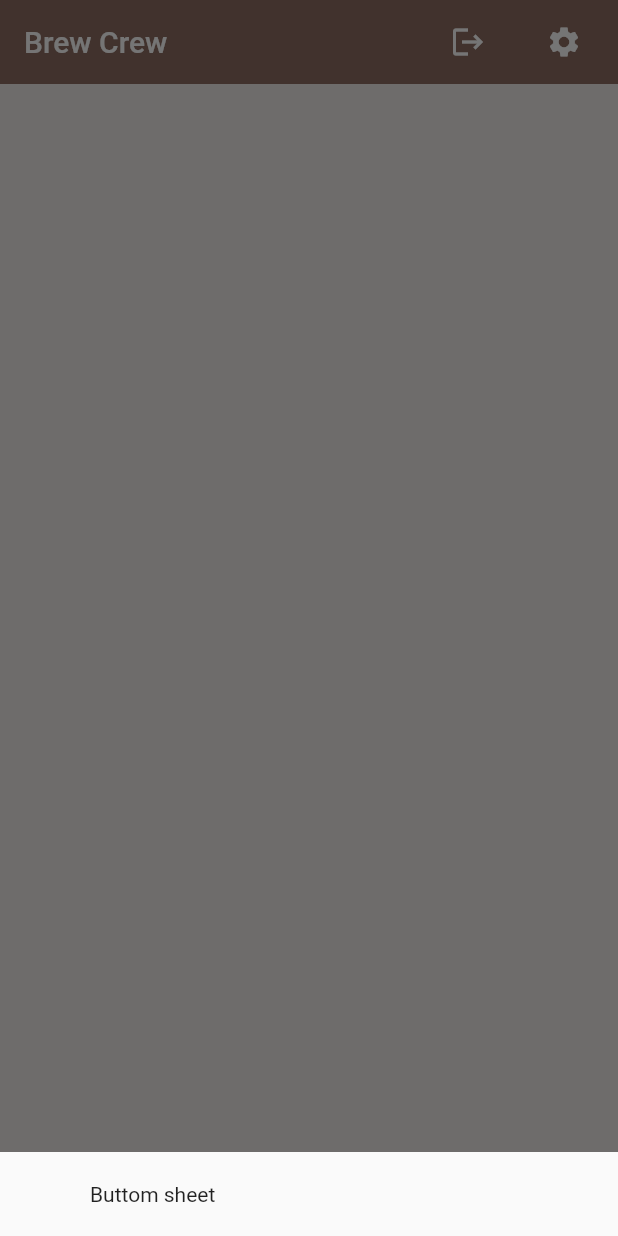
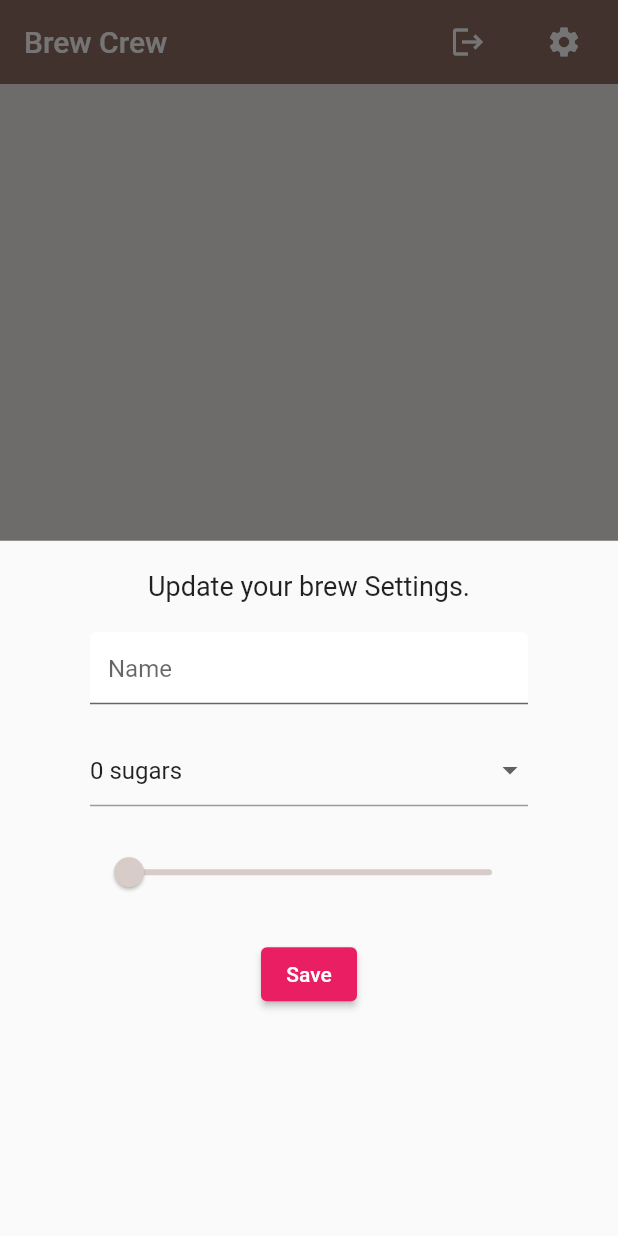
Before and after one commit to Be55am/flutter_firebase_example, a Flutter app: the screen it shows once a user with an empty profile is signed in, after a tap on the "settings" icon, on a phone screen of 412 x 824 dp. Run offline on Flutter 3.47's test engine with Material 2 defaults, Android fonts, the phone set to English and light mode, and no system bars; our stand-ins replace cloud_firestore, firebase_auth, firebase_core, flutter_spinkit; accounts and stored records are empty.

Commit message:
create a data form

```diff
--- a/lib/screens/home/home.dart
+++ b/lib/screens/home/home.dart
@@ -1,4 +1,5 @@
 import 'package:firebase_flutter/models/brew.dart';
+import 'package:firebase_flutter/screens/home/settings_form.dart';
 import 'package:firebase_flutter/services/auth.dart';
 import 'package:firebase_flutter/services/database.dart';
 import 'package:flutter/material.dart';
@@ -16,7 +17,7 @@ class Home extends StatelessWidget {
       showModalBottomSheet(context: context, builder: (context) {
         return Container(
           padding: EdgeInsets.symmetric(vertical: 20.0, horizontal: 60.0),
-          child: Text('Buttom sheet'),
+          child: SettingsForm(),
         );
       });
     }
--- /dev/null
+++ b/lib/screens/home/settings_form.dart
@@ -0,0 +1,84 @@
+import 'package:firebase_flutter/shared/constants.dart';
+import 'package:flutter/material.dart';
+
+class SettingsForm extends StatefulWidget {
+  const SettingsForm({Key? key}) : super(key: key);
+
+  @override
+  _SettingsFormState createState() => _SettingsFormState();
+}
+
+class _SettingsFormState extends State<SettingsForm> {
+  final _formKey = GlobalKey<FormState>();
+  final List<String> sugars = ['0', '1', '2', '3', '4'];
+
+  late String _currentName;
+  late String _currentSugars = '0';
+  late int _currentStrength = 100;
+
+  @override
+  Widget build(BuildContext context) {
+    return Form(
+      key: _formKey,
+      child: Column(
+        children: [
+          Text(
+            'Update your brew Settings.',
+            style: TextStyle(fontSize: 18.0),
+          ),
+          SizedBox(height: 20.0),
+          TextFormField(
+            decoration: textInputDecoration.copyWith(hintText: 'Name'),
+            validator: (val) => val!.isEmpty ? 'Please enter a name' : null,
+            onChanged: (val) => setState(() {
+              _currentName = val;
+            }),
+          ),
+          SizedBox(height: 20.0),
+          DropdownButtonFormField(
+            value: _currentSugars,
+            hint: Text(
+              'choose one',
+            ),
+            // isExpanded: true,
+            onChanged: (value) {
+              setState(() {
+                _currentSugars = value.toString();
+              });
+            },
+            items: sugars.map((String val) {
+              return DropdownMenuItem(
+                value: val,
+                child: Text('${val} sugars'),
+              );
+            }).toList(),
+          ),
+          SizedBox(height: 20.0),
+          Slider(
+              value: _currentStrength.toDouble(),
+              min: 100,
+              activeColor: Colors.brown[_currentStrength],
+              inactiveColor: Colors.brown[_currentStrength],
+              divisions: 8,
+              max: 900,
+              onChanged: (value){
+                setState(() {
+                  _currentStrength = value.round();
+                });
+              },
+          ),
+          SizedBox(height: 20.0),
+          ElevatedButton(
+            onPressed: () {
+              print(_currentName);
+              print(_currentSugars);
+              print(_currentStrength);
+            },
+            child: Text('Save'),
+            style: ElevatedButton.styleFrom(primary: Colors.pink),
+          )
+        ],
+      ),
+    );
+  }
+}
```
